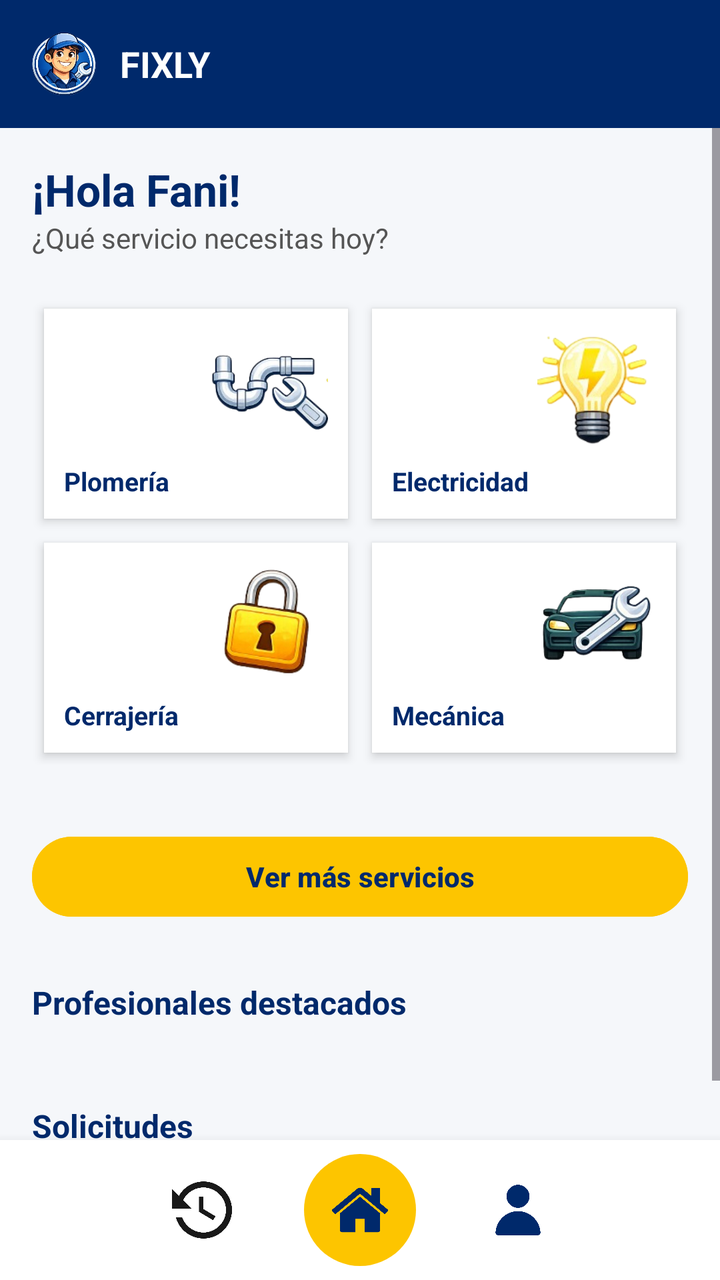
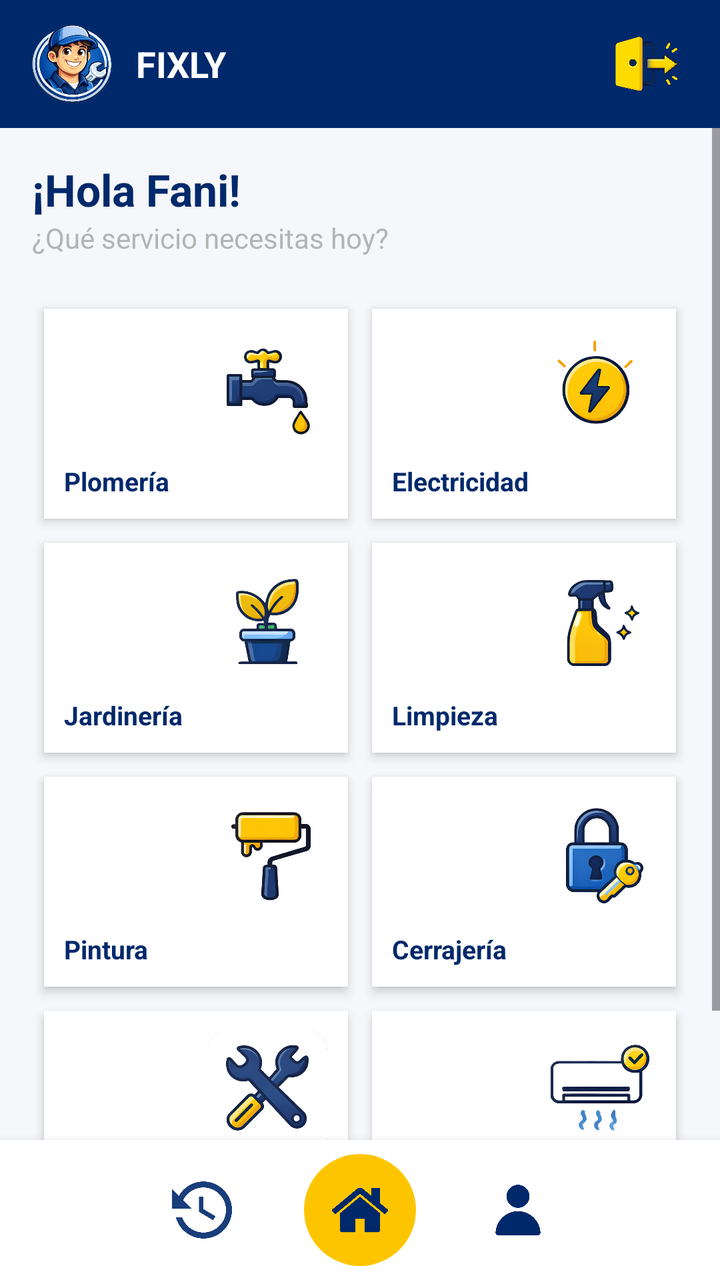

An Android layout rendered at two revisions. The XML below is the earlier revision; the diff shows what the commit changed to produce the second picture.
<!-- AndroidManifest.xml: application theme Theme.Fixly -->
<!-- res/layout/inicio.xml -->
<?xml version="1.0" encoding="utf-8"?>
<LinearLayout
    xmlns:android="http://schemas.android.com/apk/res/android"
    android:id="@+id/main"
    android:layout_width="match_parent"
    android:layout_height="match_parent"
    android:orientation="vertical"
    android:background="@color/gris_fondo">

    
    <include layout="@layout/header" />

    
    <ScrollView
        android:layout_width="match_parent"
        android:layout_height="0dp"
        android:layout_weight="1">

        <LinearLayout
            android:layout_width="match_parent"
            android:layout_height="wrap_content"
            android:orientation="vertical"
            android:padding="16dp">

            <TextView
                android:layout_width="wrap_content"
                android:layout_height="wrap_content"
                android:text="¡Hola Fani!"
                android:textSize="22sp"
                android:textStyle="bold"
                android:textColor="@color/azul_fixly"/>

            <TextView
                android:layout_width="wrap_content"
                android:layout_height="wrap_content"
                android:text="¿Qué servicio necesitas hoy?"
                android:textColor="@color/gris_texto"
                android:layout_marginBottom="20dp"/>

            
            <GridLayout
                android:layout_width="match_parent"
                android:layout_height="wrap_content"
                android:columnCount="2"
                android:useDefaultMargins="false"
                android:layout_marginBottom="12dp">

                
                <LinearLayout
                    android:id="@+id/boton_inicio_plomeria"
                    android:layout_width="0dp"
                    android:layout_height="105dp"
                    android:layout_columnWeight="1"
                    android:layout_margin="6dp"
                    android:orientation="horizontal"
                    android:gravity="center_vertical"
                    android:padding="10dp"
                    android:background="@android:color/white"
                    android:elevation="3dp"
                    android:clickable="true"
                    android:focusable="true">

                    <TextView
                        android:layout_width="0dp"
                        android:layout_height="wrap_content"
                        android:layout_gravity="bottom"
                        android:layout_weight="1"
                        android:text="Plomería"
                        android:textColor="@color/azul_fixly"
                        android:textSize="13sp"
                        android:textStyle="bold" />

                    <ImageView
                        android:layout_width="60dp"
                        android:layout_height="60dp"
                        android:layout_gravity="top"
                        android:src="@drawable/plome" />
                </LinearLayout>

                
                <LinearLayout
                    android:layout_width="0dp"
                    android:layout_height="105dp"
                    android:layout_columnWeight="1"
                    android:layout_margin="6dp"
                    android:orientation="horizontal"
                    android:gravity="center_vertical"
                    android:padding="10dp"
                    android:background="@android:color/white"
                    android:elevation="3dp">

                    <TextView
                        android:layout_width="0dp"
                        android:layout_height="wrap_content"
                        android:layout_gravity="bottom"
                        android:layout_weight="1"
                        android:text="Electricidad"
                        android:textColor="@color/azul_fixly"
                        android:textSize="13sp"
                        android:textStyle="bold" />

                    <ImageView
                        android:layout_width="60dp"
                        android:layout_height="60dp"
                        android:layout_gravity="top"
                        android:src="@drawable/electric" />
                </LinearLayout>

                
                <LinearLayout
                    android:layout_width="0dp"
                    android:layout_height="105dp"
                    android:layout_columnWeight="1"
                    android:layout_margin="6dp"
                    android:orientation="horizontal"
                    android:gravity="center_vertical"
                    android:padding="10dp"
                    android:background="@android:color/white"
                    android:elevation="3dp">

                    <TextView
                        android:layout_width="0dp"
                        android:layout_height="wrap_content"
                        android:layout_gravity="bottom"
                        android:layout_weight="1"
                        android:text="Cerrajería"
                        android:textColor="@color/azul_fixly"
                        android:textSize="13sp"
                        android:textStyle="bold" />

                    <ImageView
                        android:layout_width="60dp"
                        android:layout_height="60dp"
                        android:layout_gravity="top"
                        android:src="@drawable/cerraje" />
                </LinearLayout>

                
                <LinearLayout
                    android:layout_width="0dp"
                    android:layout_height="105dp"
                    android:layout_columnWeight="1"
                    android:layout_margin="6dp"
                    android:orientation="horizontal"
                    android:gravity="center_vertical"
                    android:padding="10dp"
                    android:background="@android:color/white"
                    android:elevation="3dp">

                    <TextView
                        android:layout_width="0dp"
                        android:layout_height="wrap_content"
                        android:layout_gravity="bottom"
                        android:layout_weight="1"
                        android:text="Mecánica"
                        android:textColor="@color/azul_fixly"
                        android:textSize="13sp"
                        android:textStyle="bold" />

                    <ImageView
                        android:layout_width="60dp"
                        android:layout_height="60dp"
                        android:layout_gravity="top"
                        android:src="@drawable/mecanic" />
                </LinearLayout>

            </GridLayout>

            <Button
                android:id="@+id/btnVerMas"
                android:layout_width="match_parent"
                android:layout_height="48dp"
                android:text="Ver más servicios"
                android:textAllCaps="false"
                android:textColor="@color/azul_fixly"
                android:textStyle="bold"
                android:backgroundTint="@color/amarillo_fixly"
                android:layout_marginTop="20dp"/>

            <TextView
                android:layout_width="wrap_content"
                android:layout_height="wrap_content"
                android:text="Profesionales destacados"
                android:textColor="@color/azul_fixly"
                android:textSize="16sp"
                android:textStyle="bold"
                android:layout_marginTop="28dp"
                android:layout_marginBottom="12dp"/>

            <LinearLayout
                android:id="@+id/containerDestacados"
                android:layout_width="match_parent"
                android:layout_height="wrap_content"
                android:orientation="vertical"/>

            <TextView
                android:layout_width="wrap_content"
                android:layout_height="wrap_content"
                android:text="Solicitudes"
                android:textColor="@color/azul_fixly"
                android:textSize="16sp"
                android:textStyle="bold"
                android:layout_marginTop="28dp"
                android:layout_marginBottom="12dp"/>

            <LinearLayout
                android:id="@+id/containerSolicitudes"
                android:layout_width="match_parent"
                android:layout_height="wrap_content"
                android:orientation="vertical"/>

        </LinearLayout>

    </ScrollView>

    
    <include layout="@layout/bottom_nav" />

</LinearLayout>
<!-- res/layout/header.xml (included above) -->
<?xml version="1.0" encoding="utf-8"?>
<LinearLayout xmlns:android="http://schemas.android.com/apk/res/android"
    android:id="@+id/header_container"
    android:layout_width="match_parent"
    android:layout_height="64dp"
    android:background="@color/azul_fixly"
    android:gravity="center_vertical"
    android:paddingHorizontal="16dp">

    <ImageView
        android:layout_width="32dp"
        android:layout_height="32dp"
        android:src="@drawable/logo"
        android:scaleType="fitCenter" />

    <TextView
        android:layout_width="wrap_content"
        android:layout_height="wrap_content"
        android:text="FIXLY"
        android:textColor="@android:color/white"
        android:textSize="18sp"
        android:textStyle="bold"
        android:layout_marginStart="12dp" />

</LinearLayout>
<!-- res/layout/bottom_nav.xml (included above) -->
<?xml version="1.0" encoding="utf-8"?>
<LinearLayout xmlns:android="http://schemas.android.com/apk/res/android"
    xmlns:app="http://schemas.android.com/apk/res-auto"
    android:id="@+id/bottom_container"
    android:layout_width="match_parent"
    android:layout_height="70dp"
    android:background="@android:color/white"
    android:elevation="8dp"
    android:gravity="center"
    android:orientation="horizontal">

    <ImageView
        android:layout_width="30dp"
        android:layout_height="30dp"
        android:src="@drawable/icono_solicitudes" />

    <FrameLayout
        android:layout_width="56dp"
        android:layout_height="56dp"
        android:layout_marginHorizontal="36dp"
        android:background="@drawable/bg_home">

        <ImageView
            android:layout_width="28dp"
            android:layout_height="28dp"
            android:layout_gravity="center"
            android:src="@drawable/icono_home"
            app:tint="#00296b" />
    </FrameLayout>

    <ImageView
        android:layout_width="30dp"
        android:layout_height="30dp"
        android:src="@drawable/icono_usuario"
        app:tint="#00296b" />

</LinearLayout>
<!-- resources referenced by this layout -->
<resources>
  <color name="amarillo_fixly">#fdc500</color>
  <color name="azul_fixly">#00296b</color>
  <color name="gris_fondo">#f5f7fa</color>
  <color name="gris_texto">#555555</color>
  <!-- drawable bg_home (drawable) -->
  <?xml version="1.0" encoding="utf-8"?>
  <shape xmlns:android="http://schemas.android.com/apk/res/android"
      android:shape="oval">
      <solid android:color="#fdc500"/>
  </shape>
  <!-- drawable cerraje: png bitmap (drawable, 23230 bytes) -->
  <!-- drawable electric: png bitmap (drawable, 21984 bytes) -->
  <!-- drawable icono_home: png bitmap (drawable, 9640 bytes) -->
  <!-- drawable icono_solicitudes: png bitmap (drawable, 14988 bytes) -->
  <!-- drawable icono_usuario: png bitmap (drawable, 6687 bytes) -->
  <!-- drawable logo: png bitmap (drawable, 142083 bytes) -->
  <!-- drawable mecanic: png bitmap (drawable, 30407 bytes) -->
  <!-- drawable plome: png bitmap (drawable, 27576 bytes) -->
  <style name="Theme.Fixly" parent="Base.Theme.Fixly" />
  <style name="Base.Theme.Fixly" parent="Theme.Material3.DayNight.NoActionBar">
          
          
      </style>
</resources>

<!-- the commit's change to res/layout/inicio.xml (unified diff, before → after) -->
@@ -47,7 +47,7 @@
 
                 
                 <LinearLayout
-                    android:id="@+id/boton_inicio_plomeria"
+                    android:id="@+id/boton_plomeria_inicio"
                     android:layout_width="0dp"
                     android:layout_height="105dp"
                     android:layout_columnWeight="1"
@@ -74,20 +74,23 @@
                         android:layout_width="60dp"
                         android:layout_height="60dp"
                         android:layout_gravity="top"
-                        android:src="@drawable/plome" />
-                </LinearLayout>
-
-                
-                <LinearLayout
-                    android:layout_width="0dp"
-                    android:layout_height="105dp"
-                    android:layout_columnWeight="1"
-                    android:layout_margin="6dp"
-                    android:orientation="horizontal"
-                    android:gravity="center_vertical"
-                    android:padding="10dp"
-                    android:background="@android:color/white"
-                    android:elevation="3dp">
+                        android:src="@drawable/ic_serv_plomeria" />
+                </LinearLayout>
+
+                
+                <LinearLayout
+                    android:id="@+id/boton_electricidad_inicio"
+                    android:layout_width="0dp"
+                    android:layout_height="105dp"
+                    android:layout_columnWeight="1"
+                    android:layout_margin="6dp"
+                    android:orientation="horizontal"
+                    android:gravity="center_vertical"
+                    android:padding="10dp"
+                    android:background="@android:color/white"
+                    android:elevation="3dp"
+                    android:clickable="true"
+                    android:focusable="true">
 
                     <TextView
                         android:layout_width="0dp"
@@ -103,20 +106,119 @@
                         android:layout_width="60dp"
                         android:layout_height="60dp"
                         android:layout_gravity="top"
-                        android:src="@drawable/electric" />
-                </LinearLayout>
-
-                
-                <LinearLayout
-                    android:layout_width="0dp"
-                    android:layout_height="105dp"
-                    android:layout_columnWeight="1"
-                    android:layout_margin="6dp"
-                    android:orientation="horizontal"
-                    android:gravity="center_vertical"
-                    android:padding="10dp"
-                    android:background="@android:color/white"
-                    android:elevation="3dp">
+                        android:src="@drawable/ic_serv_electricidad" />
+                </LinearLayout>
+
+                
+                <LinearLayout
+                    android:id="@+id/boton_jardineria_inicio"
+                    android:layout_width="0dp"
+                    android:layout_height="105dp"
+                    android:layout_columnWeight="1"
+                    android:layout_margin="6dp"
+                    android:orientation="horizontal"
+                    android:gravity="center_vertical"
+                    android:padding="10dp"
+                    android:background="@android:color/white"
+                    android:elevation="3dp"
+                    android:clickable="true"
+                    android:focusable="true">
+
+                    <TextView
+                        android:layout_width="0dp"
+                        android:layout_height="wrap_content"
+                        android:layout_gravity="bottom"
+                        android:layout_weight="1"
+                        android:text="Jardinería"
+                        android:textColor="@color/azul_fixly"
+                        android:textSize="13sp"
+                        android:textStyle="bold" />
+
+                    <ImageView
+                        android:layout_width="60dp"
+                        android:layout_height="60dp"
+                        android:layout_gravity="top"
+                        android:src="@drawable/ic_serv_jardineria" />
+                </LinearLayout>
+
+                
+                <LinearLayout
+                    android:id="@+id/boton_limpieza_inicio"
+                    android:layout_width="0dp"
+                    android:layout_height="105dp"
+                    android:layout_columnWeight="1"
+                    android:layout_margin="6dp"
+                    android:orientation="horizontal"
+                    android:gravity="center_vertical"
+                    android:padding="10dp"
+                    android:background="@android:color/white"
+                    android:elevation="3dp"
+                    android:clickable="true"
+                    android:focusable="true">
+
+                    <TextView
+                        android:layout_width="0dp"
+                        android:layout_height="wrap_content"
+                        android:layout_gravity="bottom"
+                        android:layout_weight="1"
+                        android:text="Limpieza"
+                        android:textColor="@color/azul_fixly"
+                        android:textSize="13sp"
+                        android:textStyle="bold" />
+
+                    <ImageView
+                        android:layout_width="60dp"
+                        android:layout_height="60dp"
+                        android:layout_gravity="top"
+                        android:src="@drawable/ic_serv_limpieza" />
+                </LinearLayout>
+
+                
+                <LinearLayout
+                    android:id="@+id/boton_pintura_inicio"
+                    android:layout_width="0dp"
+                    android:layout_height="105dp"
+                    android:layout_columnWeight="1"
+                    android:layout_margin="6dp"
+                    android:orientation="horizontal"
+                    android:gravity="center_vertical"
+                    android:padding="10dp"
+                    android:background="@android:color/white"
+                    android:elevation="3dp"
+                    android:clickable="true"
+                    android:focusable="true">
+
+                    <TextView
+                        android:layout_width="0dp"
+                        android:layout_height="wrap_content"
+                        android:layout_gravity="bottom"
+                        android:layout_weight="1"
+                        android:text="Pintura"
+                        android:textColor="@color/azul_fixly"
+                        android:textSize="13sp"
+                        android:textStyle="bold" />
+
+                    <ImageView
+                        android:layout_width="60dp"
+                        android:layout_height="60dp"
+                        android:layout_gravity="top"
+                        android:src="@drawable/ic_serv_pintura" />
+                </LinearLayout>
+
+                
+                <LinearLayout
+                    android:id="@+id/boton_cerrajeria_inicio"
+                    android:layout_width="0dp"
+                    android:layout_height="105dp"
+                    android:layout_columnWeight="1"
+                    android:layout_margin="6dp"
+                    android:orientation="horizontal"
+                    android:gravity="center_vertical"
+                    android:padding="10dp"
+                    android:background="@android:color/white"
+                    android:elevation="3dp"
+                    android:clickable="true"
+                    android:focusable="true">
 
                     <TextView
                         android:layout_width="0dp"
@@ -132,20 +234,23 @@
                         android:layout_width="60dp"
                         android:layout_height="60dp"
                         android:layout_gravity="top"
-                        android:src="@drawable/cerraje" />
-                </LinearLayout>
-
-                
-                <LinearLayout
-                    android:layout_width="0dp"
-                    android:layout_height="105dp"
-                    android:layout_columnWeight="1"
-                    android:layout_margin="6dp"
-                    android:orientation="horizontal"
-                    android:gravity="center_vertical"
-                    android:padding="10dp"
-                    android:background="@android:color/white"
-                    android:elevation="3dp">
+                        android:src="@drawable/ic_serv_cerrajeria" />
+                </LinearLayout>
+
+                
+                <LinearLayout
+                    android:id="@+id/boton_mecanica_inicio"
+                    android:layout_width="0dp"
+                    android:layout_height="105dp"
+                    android:layout_columnWeight="1"
+                    android:layout_margin="6dp"
+                    android:orientation="horizontal"
+                    android:gravity="center_vertical"
+                    android:padding="10dp"
+                    android:background="@android:color/white"
+                    android:elevation="3dp"
+                    android:clickable="true"
+                    android:focusable="true">
 
                     <TextView
                         android:layout_width="0dp"
@@ -161,54 +266,42 @@
                         android:layout_width="60dp"
                         android:layout_height="60dp"
                         android:layout_gravity="top"
-                        android:src="@drawable/mecanic" />
+                        android:src="@drawable/ic_serv_mecanica" />
+                </LinearLayout>
+
+                
+                <LinearLayout
+                    android:id="@+id/boton_instalacion_inicio"
+                    android:layout_width="0dp"
+                    android:layout_height="105dp"
+                    android:layout_columnWeight="1"
+                    android:layout_margin="6dp"
+                    android:orientation="horizontal"
+                    android:gravity="center_vertical"
+                    android:padding="10dp"
+                    android:background="@android:color/white"
+                    android:elevation="3dp"
+                    android:clickable="true"
+                    android:focusable="true">
+
+                    <TextView
+                        android:layout_width="0dp"
+                        android:layout_height="wrap_content"
+                        android:layout_gravity="bottom"
+                        android:layout_weight="1"
+                        android:text="Instalación"
+                        android:textColor="@color/azul_fixly"
+                        android:textSize="13sp"
+                        android:textStyle="bold" />
+
+                    <ImageView
+                        android:layout_width="60dp"
+                        android:layout_height="60dp"
+                        android:layout_gravity="top"
+                        android:src="@drawable/ic_serv_instalacion" />
                 </LinearLayout>
 
             </GridLayout>
-
-            <Button
-                android:id="@+id/btnVerMas"
-                android:layout_width="match_parent"
-                android:layout_height="48dp"
-                android:text="Ver más servicios"
-                android:textAllCaps="false"
-                android:textColor="@color/azul_fixly"
-                android:textStyle="bold"
-                android:backgroundTint="@color/amarillo_fixly"
-                android:layout_marginTop="20dp"/>
-
-            <TextView
-                android:layout_width="wrap_content"
-                android:layout_height="wrap_content"
-                android:text="Profesionales destacados"
-                android:textColor="@color/azul_fixly"
-                android:textSize="16sp"
-                android:textStyle="bold"
-                android:layout_marginTop="28dp"
-                android:layout_marginBottom="12dp"/>
-
-            <LinearLayout
-                android:id="@+id/containerDestacados"
-                android:layout_width="match_parent"
-                android:layout_height="wrap_content"
-                android:orientation="vertical"/>
-
-            <TextView
-                android:layout_width="wrap_content"
-                android:layout_height="wrap_content"
-                android:text="Solicitudes"
-                android:textColor="@color/azul_fixly"
-                android:textSize="16sp"
-                android:textStyle="bold"
-                android:layout_marginTop="28dp"
-                android:layout_marginBottom="12dp"/>
-
-            <LinearLayout
-                android:id="@+id/containerSolicitudes"
-                android:layout_width="match_parent"
-                android:layout_height="wrap_content"
-                android:orientation="vertical"/>
-
         </LinearLayout>
 
     </ScrollView>
@@ -220,27 +313,36 @@
 <!-- res/layout/header.xml (included above) -->
 <?xml version="1.0" encoding="utf-8"?>
 <LinearLayout xmlns:android="http://schemas.android.com/apk/res/android"
+    xmlns:app="http://schemas.android.com/apk/res-auto"
     android:id="@+id/header_container"
     android:layout_width="match_parent"
     android:layout_height="64dp"
     android:background="@color/azul_fixly"
     android:gravity="center_vertical"
-    android:paddingHorizontal="16dp">
+    android:paddingHorizontal="16dp"
+    android:orientation="horizontal">
 
     <ImageView
-        android:layout_width="32dp"
-        android:layout_height="32dp"
-        android:src="@drawable/logo"
-        android:scaleType="fitCenter" />
+        android:layout_width="40dp"
+        android:layout_height="40dp"
+        android:scaleType="fitCenter"
+        android:src="@drawable/logo" />
 
     <TextView
-        android:layout_width="wrap_content"
+        android:layout_width="0dp"
         android:layout_height="wrap_content"
+        android:layout_marginStart="12dp"
+        android:layout_weight="1"
         android:text="FIXLY"
         android:textColor="@android:color/white"
         android:textSize="18sp"
-        android:textStyle="bold"
-        android:layout_marginStart="12dp" />
+        android:textStyle="bold" />
+
+    <ImageView
+        android:id="@+id/imageView"
+        android:layout_width="40dp"
+        android:layout_height="40dp"
+        app:srcCompat="@drawable/ic_cerrar_sesion" />
 
 </LinearLayout>
 <!-- res/layout/bottom_nav.xml (included above) -->
@@ -256,11 +358,14 @@
     android:orientation="horizontal">
 
     <ImageView
+        android:id="@+id/historial_barra_navegacion"
         android:layout_width="30dp"
         android:layout_height="30dp"
-        android:src="@drawable/icono_solicitudes" />
+        android:src="@drawable/icono_solicitudes"
+        android:tint="#00296b" />
 
     <FrameLayout
+        android:id="@+id/home_barra_navegacion"
         android:layout_width="56dp"
         android:layout_height="56dp"
         android:layout_marginHorizontal="36dp"
@@ -275,6 +380,7 @@
     </FrameLayout>
 
     <ImageView
+        android:id="@+id/perfil_barra_navegacion"
         android:layout_width="30dp"
         android:layout_height="30dp"
         android:src="@drawable/icono_usuario"
<!-- resource entries referenced after the edit -->
@@ -1,23 +1,27 @@
 <!-- resources referenced by this layout -->
 <resources>
-  <color name="amarillo_fixly">#fdc500</color>
   <color name="azul_fixly">#00296b</color>
   <color name="gris_fondo">#f5f7fa</color>
-  <color name="gris_texto">#555555</color>
+  <color name="gris_texto">#b4b4b4</color>
   <!-- drawable bg_home (drawable) -->
   <?xml version="1.0" encoding="utf-8"?>
   <shape xmlns:android="http://schemas.android.com/apk/res/android"
       android:shape="oval">
       <solid android:color="#fdc500"/>
   </shape>
-  <!-- drawable cerraje: png bitmap (drawable, 23230 bytes) -->
-  <!-- drawable electric: png bitmap (drawable, 21984 bytes) -->
+  <!-- drawable ic_cerrar_sesion: png bitmap (drawable, 236120 bytes) -->
+  <!-- drawable ic_serv_cerrajeria: png bitmap (drawable, 115056 bytes) -->
+  <!-- drawable ic_serv_electricidad: png bitmap (drawable, 119784 bytes) -->
+  <!-- drawable ic_serv_instalacion: png bitmap (drawable, 92959 bytes) -->
+  <!-- drawable ic_serv_jardineria: png bitmap (drawable, 101082 bytes) -->
+  <!-- drawable ic_serv_limpieza: png bitmap (drawable, 81043 bytes) -->
+  <!-- drawable ic_serv_mecanica: png bitmap (drawable, 129877 bytes) -->
+  <!-- drawable ic_serv_pintura: png bitmap (drawable, 63647 bytes) -->
+  <!-- drawable ic_serv_plomeria: png bitmap (drawable, 109894 bytes) -->
   <!-- drawable icono_home: png bitmap (drawable, 9640 bytes) -->
   <!-- drawable icono_solicitudes: png bitmap (drawable, 14988 bytes) -->
   <!-- drawable icono_usuario: png bitmap (drawable, 6687 bytes) -->
   <!-- drawable logo: png bitmap (drawable, 142083 bytes) -->
-  <!-- drawable mecanic: png bitmap (drawable, 30407 bytes) -->
-  <!-- drawable plome: png bitmap (drawable, 27576 bytes) -->
   <style name="Theme.Fixly" parent="Base.Theme.Fixly" />
   <style name="Base.Theme.Fixly" parent="Theme.Material3.DayNight.NoActionBar">
           
